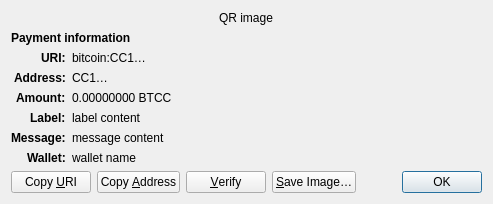
debugworking/Bitcoin-Classic, file src/qt/forms/receiverequestdialog.ui: the form before one commit.
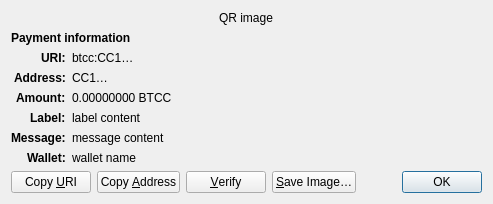
The form after the commit. Custom widgets are drawn as their Qt base class.

Commit message: BTCC full protocol + UI + signature changes

Diff of the .ui file:
```diff
--- a/src/qt/forms/receiverequestdialog.ui
+++ b/src/qt/forms/receiverequestdialog.ui
@@ -65,7 +65,7 @@
    <item row="2" column="1" alignment="Qt::AlignTop">
     <widget class="QLabel" name="uri_content">
      <property name="text">
-      <string notr="true">bitcoin:CC1…</string>
+      <string notr="true">btcc:CC1…</string>
      </property>
      <property name="textFormat">
       <enum>Qt::RichText</enum>
```
The commit also changes 135 other files.
